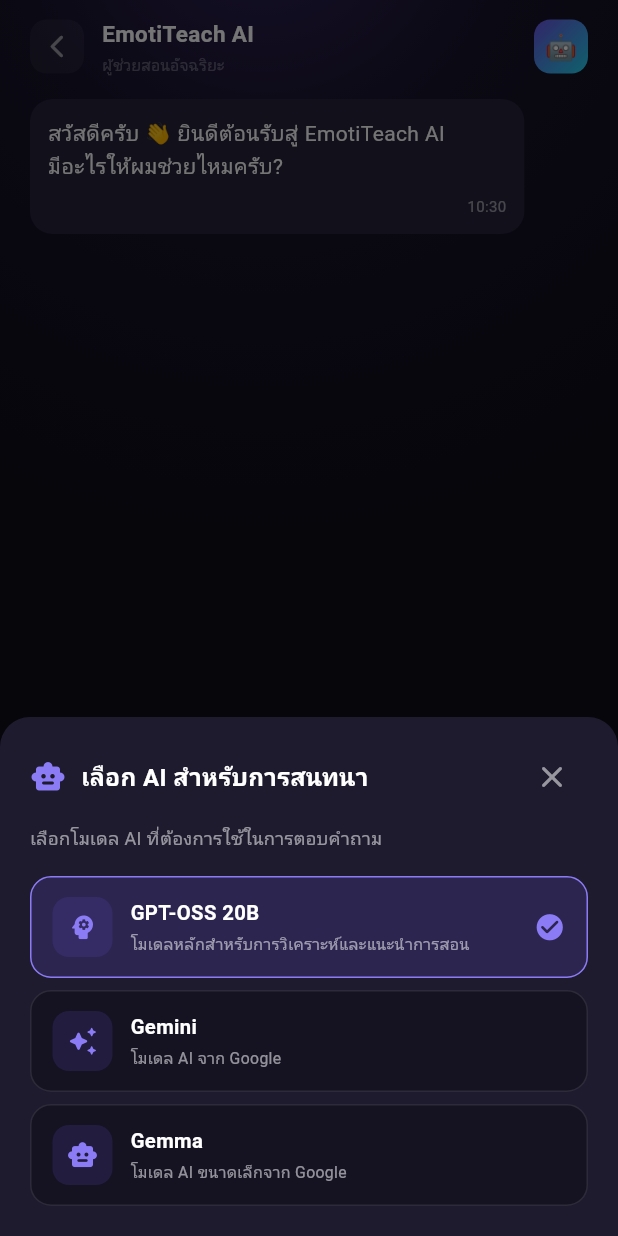
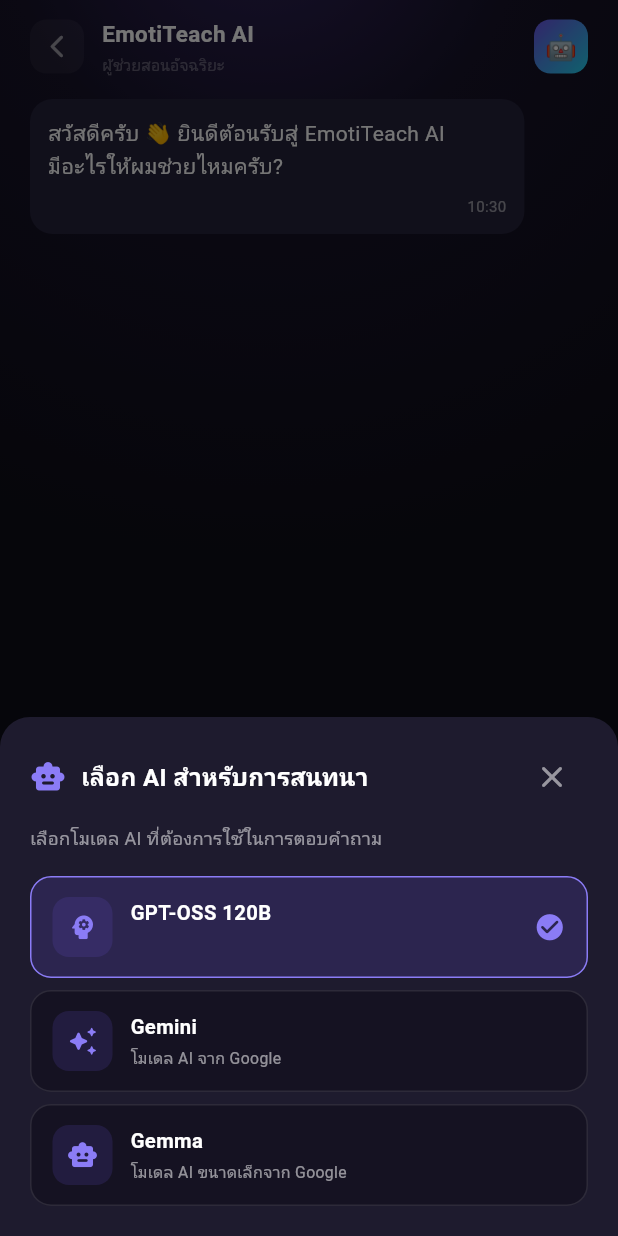
Before and after one commit to aiotproject888/AT, a Flutter app: the ChatScreen screen opened directly, after a tap on the "smart toy" icon, on a phone screen of 412 x 824 dp. Run offline on Flutter 3.47's test engine with Material 3 defaults, Android fonts, the phone set to English and light mode, and no system bars; our stand-ins replace cloud_firestore, file_picker, firebase_auth, firebase_core, firebase_database, fl_chart and 2 more; missing offline and left inert: syncfusion_flutter_pdf; accounts and stored records are empty; network calls fail.

Commit message:
ลืมแล้วทำอะไร

```diff
--- a/lib/screens/chat.dart
+++ b/lib/screens/chat.dart
@@ -92,7 +92,7 @@
   bool _isLoadingAttachment = false;
   String _attachmentLoadingText = 'กำลังโหลดข้อมูล...';
 
-  String _selectedModel = 'gpt-oss-20b';
+  String _selectedModel = 'gpt-oss-120b';
 
   void _showAttachmentLoading(String text) {
     if (!mounted) return;
@@ -208,8 +208,7 @@
   }
 
   // ============================================================
-  // เลือกและโหลด Emotion ก่อน/หลังเรียน
-  // ============================================================
+
 
   Future<void> _loadSelectedEmotionData({
     required bool beforeSelected,
@@ -1772,9 +1771,9 @@
               // GPT-OSS 20B
               // ====================================================
               _buildAIModelOption(
-                model: 'gpt-oss-20b',
-                name: 'GPT-OSS 20B',
-                description: 'โมเดลหลักสำหรับการวิเคราะห์และแนะนำการสอน',
+                model: 'gpt-oss-120b',
+                name: 'GPT-OSS 120B',
+                description: '',
                 icon: Icons.psychology_rounded,
               ),
 
--- a/lib/services/chat_service.dart
+++ b/lib/services/chat_service.dart
@@ -10,7 +10,7 @@
     Map<String, dynamic>? emotionData,
     String? subjectCode,
     List<Map<String, dynamic>>? lessonMaterials,
-    String model = 'gpt-oss-20b',
+    String model = 'gpt-oss-120b',
   }) async {
     try {
       final response = await http.post(
```
